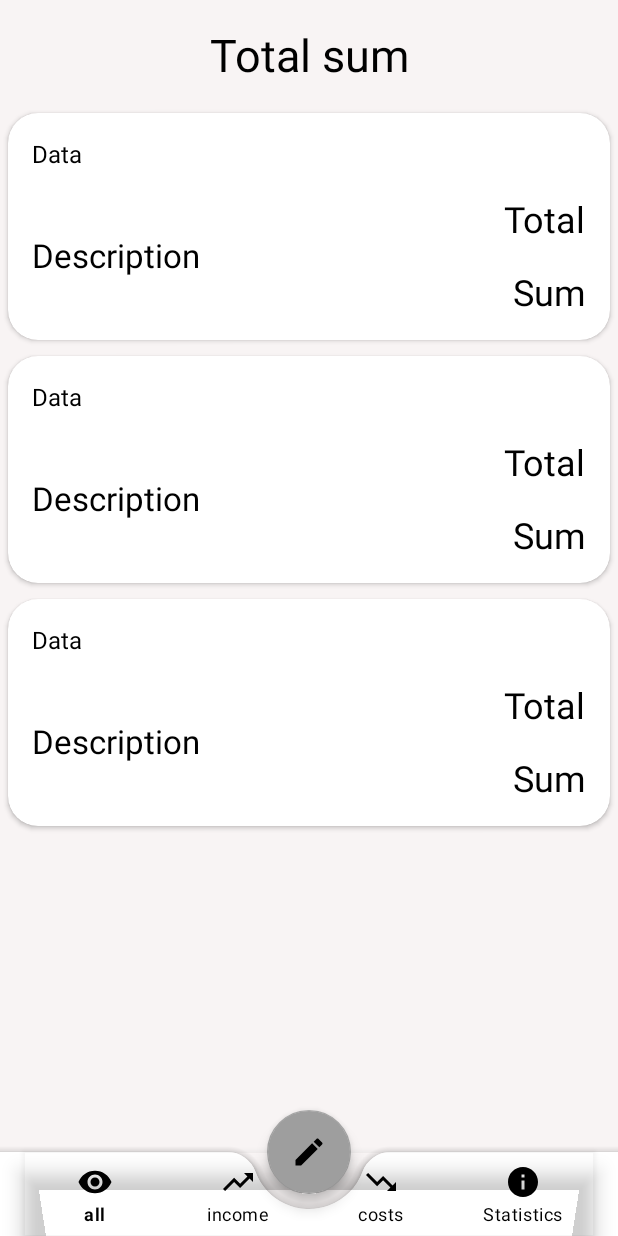
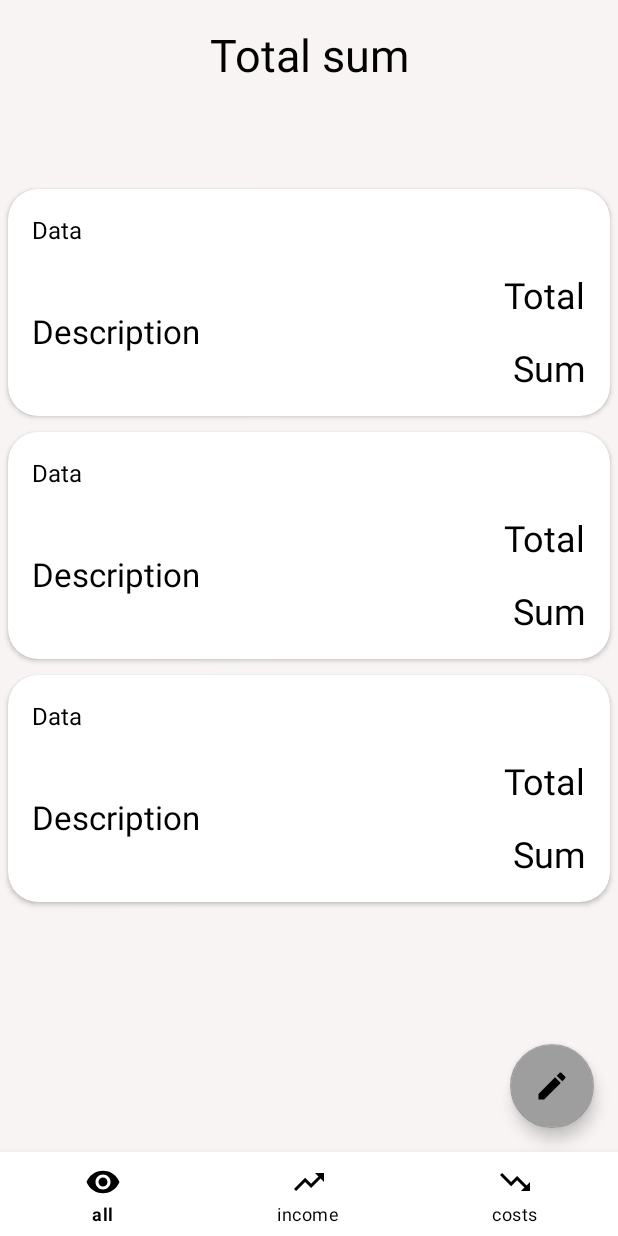
Before and after one commit to chicony83/homeBuch, an Android app: the layout fragment_report.xml on its own in the app's theme, with its tools: preview values and no code run, on a phone screen of 412 x 824 dp. Run offline under Robolectric (Android 15) with nearby library versions, the phone set to English and light mode, and no system bars.

Commit message:
merge master and navigation

```diff
--- a/app/src/main/res/layout/activity_main.xml
+++ b/app/src/main/res/layout/activity_main.xml
@@ -6,7 +6,7 @@
     android:layout_height="match_parent"
     tools:context=".MainActivity">
 
-    <fragment
+    <androidx.fragment.app.FragmentContainerView
         android:id="@+id/fragment_container"
         android:layout_width="match_parent"
         android:layout_height="match_parent"
--- a/app/src/main/res/layout/fragment_report.xml
+++ b/app/src/main/res/layout/fragment_report.xml
@@ -1,5 +1,5 @@
 <?xml version="1.0" encoding="utf-8"?>
-<androidx.coordinatorlayout.widget.CoordinatorLayout xmlns:android="http://schemas.android.com/apk/res/android"
+<androidx.constraintlayout.widget.ConstraintLayout xmlns:android="http://schemas.android.com/apk/res/android"
     xmlns:app="http://schemas.android.com/apk/res-auto"
     xmlns:tools="http://schemas.android.com/tools"
     android:layout_width="match_parent"
@@ -23,41 +23,33 @@
         android:id="@+id/recycler_view"
         android:layout_width="match_parent"
         android:layout_height="600dp"
-        app:layout_constraintBottom_toTopOf="@+id/coordinator"
+        app:layout_constraintBottom_toTopOf="@+id/bottom_navigation"
         app:layout_constraintEnd_toEndOf="parent"
         app:layout_constraintStart_toStartOf="parent"
         app:layout_constraintTop_toBottomOf="@id/total_money_tv"
         tools:listitem="@layout/money_item"
-        android:layout_marginTop="70dp"/>
+        android:layout_marginTop="16dp"/>
 
-        <com.google.android.material.bottomappbar.BottomAppBar
-            android:id="@+id/bottom_app_bar"
-            android:layout_width="match_parent"
-            android:layout_height="wrap_content"
-            android:layout_gravity="bottom"
-            app:fabCradleMargin="10dp"
-            app:fabCradleRoundedCornerRadius="20dp">
 
     <com.google.android.material.bottomnavigation.BottomNavigationView
         android:id="@+id/bottom_navigation"
         android:layout_width="match_parent"
-                android:layout_height="match_parent"
-                android:layout_marginEnd="16dp"
-                android:background="@android:color/transparent"
+        android:layout_height="wrap_content"
         app:itemIconTint="@android:color/black"
         app:itemTextColor="@android:color/black"
         app:labelVisibilityMode="labeled"
-                app:menu="@menu/menu"
-                android:backgroundTintMode="add"/>
+        app:layout_constraintBottom_toBottomOf="parent"
+        app:menu="@menu/menu" />
 
-        </com.google.android.material.bottomappbar.BottomAppBar>
 
     <com.google.android.material.floatingactionbutton.FloatingActionButton
         android:id="@+id/addNewMovingMoney_button"
         android:layout_width="wrap_content"
         android:layout_height="wrap_content"
         android:src="@drawable/ic_edit_24"
-            app:layout_anchor="@id/bottom_app_bar" />
+        app:layout_constraintBottom_toTopOf="@+id/bottom_navigation"
+        app:layout_constraintEnd_toEndOf="parent"
+        android:layout_margin="16dp"
+        android:contentDescription="@string/desc" />
 
-
-</androidx.coordinatorlayout.widget.CoordinatorLayout>
+</androidx.constraintlayout.widget.ConstraintLayout>
--- a/app/src/main/res/menu/menu.xml
+++ b/app/src/main/res/menu/menu.xml
@@ -19,10 +19,4 @@
         android:icon="@drawable/ic_costs"
         app:showAsAction="ifRoom"/>
 
-    <item
-        android:id="@+id/statistics_menu_item"
-        android:title="@string/statistics"
-        android:icon="@drawable/ic_info"
-        app:showAsAction="ifRoom"/>
-
 </menu>
--- a/app/src/main/res/values/strings.xml
+++ b/app/src/main/res/values/strings.xml
@@ -19,5 +19,5 @@
     <string name="enter_you_money">Enter you money</string>
     <string name="start">Start</string>
     <string name="hello">Hello</string>
-    <string name="statistics">Statistics</string>
+    <string name="desc">desc</string>
 </resources>
```
Also changed, not shown: app/src/main/java/com/chico/homebuch/ui/ReportFragment.kt (+19 -23 lines), app/src/main/res/layout/floating_button.xml (deleted, +0 -16 lines), app/src/main/res/layout/fragment_add_new_money_moving.xml (+18 -6 lines), 1 other file. Lines whose indentation alone changed are shown as unchanged.
